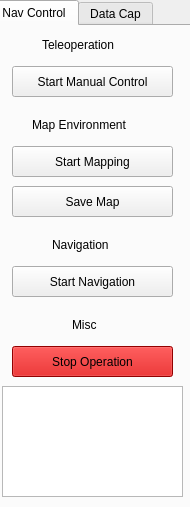
Before: the Qt Designer form resource/building-inspec-control.ui in Concordia-Building-Inspection-Robot/wheeltec-building-inspection, drawn with Qt 5.
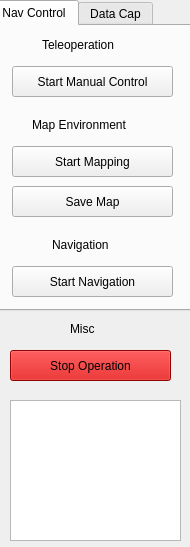
After: the same form once the commit is applied. The open tabs and pages were chosen to show the change.

Commit message: Add new tab for data collection

```diff
--- a/resource/building-inspec-control.ui
+++ b/resource/building-inspec-control.ui
@@ -7,7 +7,7 @@
     <x>0</x>
     <y>0</y>
     <width>190</width>
-    <height>507</height>
+    <height>547</height>
    </rect>
   </property>
   <property name="windowTitle">
@@ -19,7 +19,7 @@
      <x>-10</x>
      <y>0</y>
      <width>201</width>
-     <height>511</height>
+     <height>311</height>
     </rect>
    </property>
    <property name="currentIndex">
@@ -55,19 +55,6 @@
       <string>Save Map</string>
      </property>
     </widget>
-    <widget class="QLabel" name="MiscLabel">
-     <property name="geometry">
-      <rect>
-       <x>80</x>
-       <y>290</y>
-       <width>31</width>
-       <height>17</height>
-      </rect>
-     </property>
-     <property name="text">
-      <string>Misc</string>
-     </property>
-    </widget>
     <widget class="QPushButton" name="StartNav">
      <property name="geometry">
       <rect>
@@ -81,16 +68,6 @@
       <string>Start Navigation</string>
      </property>
     </widget>
-    <widget class="QListWidget" name="LogConsole">
-     <property name="geometry">
-      <rect>
-       <x>10</x>
-       <y>360</y>
-       <width>181</width>
-       <height>111</height>
-      </rect>
-     </property>
-    </widget>
     <widget class="QLabel" name="NavLabel">
      <property name="geometry">
       <rect>
@@ -117,25 +94,6 @@
       <string>Teleoperation</string>
      </property>
     </widget>
-    <widget class="QPushButton" name="StopAll">
-     <property name="geometry">
-      <rect>
-       <x>20</x>
-       <y>320</y>
-       <width>161</width>
-       <height>31</height>
-      </rect>
-     </property>
-     <property name="autoFillBackground">
-      <bool>false</bool>
-     </property>
-     <property name="styleSheet">
-      <string notr="true">background-color: rgb(204, 0, 0)</string>
-     </property>
-     <property name="text">
-      <string>Stop Operation</string>
-     </property>
-    </widget>
     <widget class="QLabel" name="MapLabel">
      <property name="geometry">
       <rect>
@@ -169,6 +127,48 @@
     </attribute>
    </widget>
   </widget>
+  <widget class="QListWidget" name="LogConsole">
+   <property name="geometry">
+    <rect>
+     <x>10</x>
+     <y>400</y>
+     <width>171</width>
+     <height>141</height>
+    </rect>
+   </property>
+  </widget>
+  <widget class="QPushButton" name="StopAll">
+   <property name="geometry">
+    <rect>
+     <x>10</x>
+     <y>350</y>
+     <width>161</width>
+     <height>31</height>
+    </rect>
+   </property>
+   <property name="autoFillBackground">
+    <bool>false</bool>
+   </property>
+   <property name="styleSheet">
+    <string notr="true">background-color: rgb(204, 0, 0)</string>
+   </property>
+   <property name="text">
+    <string>Stop Operation</string>
+   </property>
+  </widget>
+  <widget class="QLabel" name="MiscLabel">
+   <property name="geometry">
+    <rect>
+     <x>70</x>
+     <y>320</y>
+     <width>31</width>
+     <height>17</height>
+    </rect>
+   </property>
+   <property name="text">
+    <string>Misc</string>
+   </property>
+  </widget>
  </widget>
  <tabstops>
   <tabstop>StartManualControl</tabstop>
```
Left out of the diff: 28 changed lines with no effect on the pictures. The commit also changes 1 other file.
